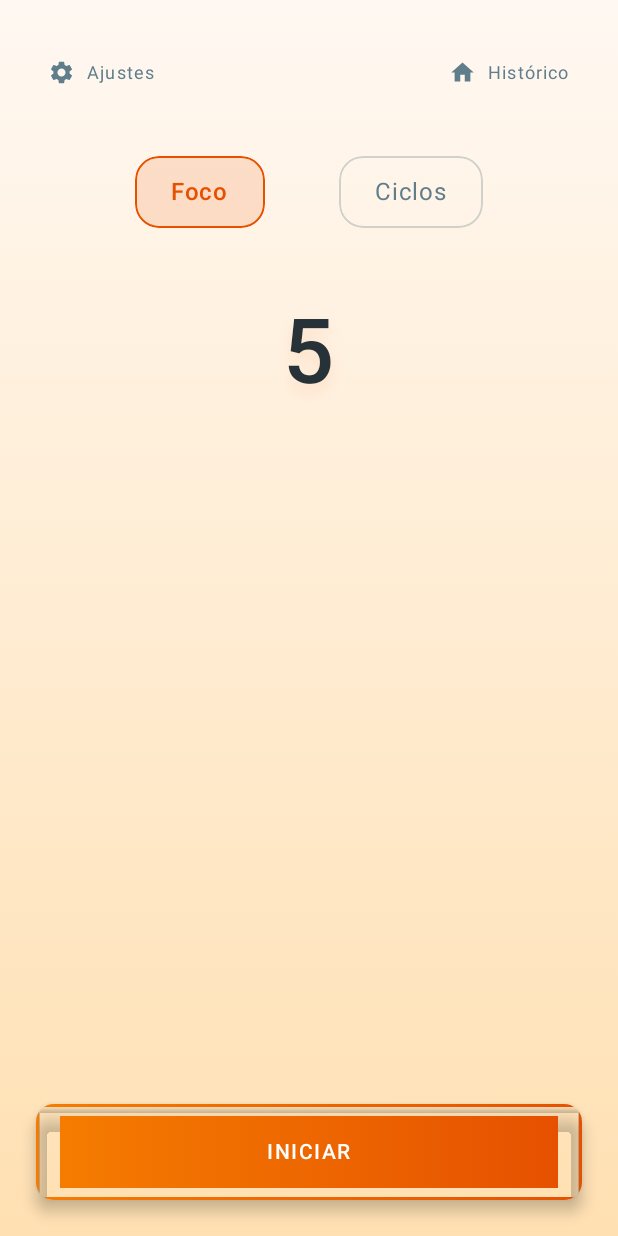
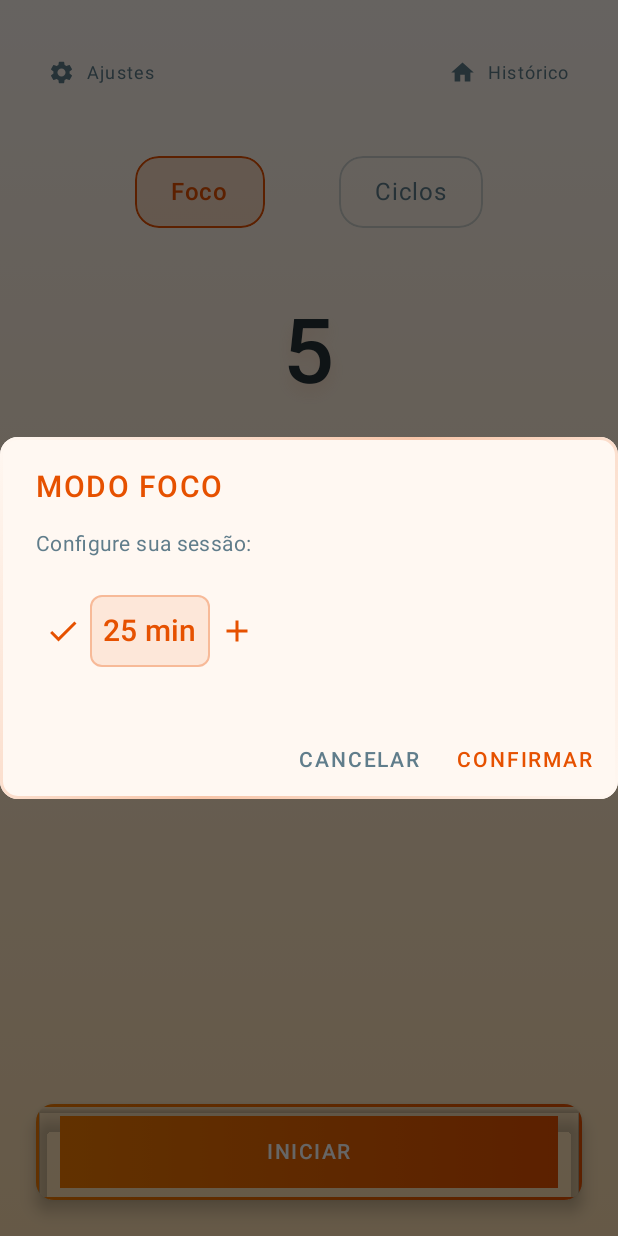
Before and after one commit to milacunha/Focalis, an Android app built with Jetpack Compose: the screen it shows after launch (MainActivity), after a tap on "Foco", on a phone screen of 412 x 824 dp. Run offline under Robolectric (Android 15) with nearby library versions, the phone set to English and light mode, and no system bars; Roboto replaces fonts that are not available here.

```diff
--- a/composeApp/src/commonMain/kotlin/br/com/camilacunha/MainContent.kt
+++ b/composeApp/src/commonMain/kotlin/br/com/camilacunha/MainContent.kt
@@ -20,13 +20,17 @@ import androidx.compose.foundation.layout.padding
 import androidx.compose.foundation.layout.size
 import androidx.compose.foundation.layout.width
 import androidx.compose.foundation.shape.RoundedCornerShape
+import androidx.compose.material.AlertDialog
 import androidx.compose.material.Button
 import androidx.compose.material.ButtonDefaults
 import androidx.compose.material.Icon
+import androidx.compose.material.IconButton
 import androidx.compose.material.MaterialTheme
 import androidx.compose.material.Text
 import androidx.compose.material.TextButton
 import androidx.compose.material.icons.Icons
+import androidx.compose.material.icons.filled.Add
+import androidx.compose.material.icons.filled.Done
 import androidx.compose.material.icons.filled.Home
 import androidx.compose.material.icons.filled.Settings
 import androidx.compose.runtime.Composable
@@ -39,12 +43,14 @@ import androidx.compose.ui.Modifier
 import androidx.compose.ui.draw.clip
 import androidx.compose.ui.draw.shadow
 import androidx.compose.ui.geometry.Offset
+import androidx.compose.ui.graphics.Brush
 import androidx.compose.ui.graphics.Color
 import androidx.compose.ui.graphics.Shadow
 import androidx.compose.ui.graphics.vector.ImageVector
 import androidx.compose.ui.text.font.FontWeight
 import androidx.compose.ui.unit.dp
 import androidx.compose.ui.unit.sp
+import androidx.compose.ui.window.DialogProperties
 import br.com.camilacunha.theme.ElegantOrangeTheme
 
 @Composable
@@ -187,7 +193,7 @@ fun ElegantModeChip(
             .background(backgroundColor)
             .clickable(
                 interactionSource = interactionSource,
-                indication = null, // Remove o efeito padrão
+                indication = null,
                 onClick = clickButton
             )
             .padding(horizontal = 24.dp, vertical = 12.dp),
@@ -206,7 +212,8 @@ fun ElegantModeChip(
 
 @Composable
 fun ElegantModeSelector(focusButton: () -> Unit, cycleButton: () -> Unit) {
-    var selectedMode by remember { mutableStateOf("") } // Estado inicial
+    var selectedMode by remember { mutableStateOf("") }
+    var showFocoDialog by remember { mutableStateOf(false) }
 
     Row(
         modifier = Modifier
@@ -220,6 +227,7 @@ fun ElegantModeSelector(focusButton: () -> Unit, cycleButton: () -> Unit) {
             clickButton = {
                 selectedMode = "Foco"
                 focusButton.invoke()
+                showFocoDialog = true
             }
         )
         ElegantModeChip(
@@ -228,8 +236,143 @@ fun ElegantModeSelector(focusButton: () -> Unit, cycleButton: () -> Unit) {
             clickButton = {
                 selectedMode = "Ciclos"
                 cycleButton.invoke()
+                showFocoDialog = true
             }
         )
+    }
+
+    if (showFocoDialog) {
+        AlertDialog(
+            onDismissRequest = { showFocoDialog = false },
+            title = {
+                Text(
+                    "MODO FOCO",
+                    style = MaterialTheme.typography.h6.copy(
+                        letterSpacing = 1.sp,
+                        color = ElegantOrangeTheme.PrimaryOrange
+                    )
+                )
+            },
+            text = {
+                Column {
+                    Text(
+                        "Configure sua sessão:",
+                        style = MaterialTheme.typography.body2,
+                        color = ElegantOrangeTheme.TextSecondary
+                    )
+
+                    Spacer(Modifier.height(16.dp))
+
+                    VintageTimePicker(
+                        initialMinutes = 25,
+                        onTimeSelected = { mins -> /* Atualiza timer */ }
+                    )
+                }
+            },
+            confirmButton = {
+                TextButton(
+                    onClick = {
+                        showFocoDialog = false
+                        selectedMode = "Foco"
+                    },
+                    colors = ButtonDefaults.textButtonColors(
+                        contentColor = ElegantOrangeTheme.PrimaryOrange
+                    )
+                ) {
+                    Text("CONFIRMAR")
+                }
+            },
+            dismissButton = {
+                TextButton(
+                    onClick = { showFocoDialog = false },
+                    colors = ButtonDefaults.textButtonColors(
+                        contentColor = ElegantOrangeTheme.TextSecondary
+                    )
+                ) {
+                    Text("CANCELAR")
+                }
+            },
+            shape = RoundedCornerShape(12.dp),
+            backgroundColor = ElegantOrangeTheme.BackgroundGradientStart,
+            properties = DialogProperties(
+                dismissOnBackPress = true,
+                dismissOnClickOutside = true
+            ),
+            modifier = Modifier
+                .border(
+                    width = 2.dp,
+                    brush = Brush.linearGradient(
+                        colors = listOf(
+                            Color.Transparent,
+                            ElegantOrangeTheme.PrimaryOrange.copy(alpha = 0.3f),
+                            Color.Transparent
+                        )
+                    ),
+                    shape = RoundedCornerShape(12.dp)
+                )
+                .background(
+                    color = ElegantOrangeTheme.BackgroundGradientStart,
+                    shape = RoundedCornerShape(12.dp)
+                )
+        )
+    }
+}
+
+@Composable
+fun VintageTimePicker(
+    initialMinutes: Int,
+    onTimeSelected: (Int) -> Unit
+) {
+    var minutes by remember { mutableStateOf(initialMinutes) }
+
+    Row(
+        verticalAlignment = Alignment.CenterVertically,
+        modifier = Modifier.padding(vertical = 8.dp)
+    ) {
+        IconButton(
+            onClick = { if (minutes > 1) minutes-- },
+            modifier = Modifier.size(36.dp)
+        ) {
+            Icon(
+                Icons.Default.Done,
+                contentDescription = "Reduzir",
+                tint = ElegantOrangeTheme.PrimaryOrange
+            )
+        }
+
+        Box(
+            contentAlignment = Alignment.Center,
+            modifier = Modifier
+                .width(80.dp)
+                .height(48.dp)
+                .background(
+                    color = ElegantOrangeTheme.PrimaryOrange.copy(alpha = 0.1f),
+                    shape = RoundedCornerShape(8.dp)
+                )
+                .border(
+                    width = 1.dp,
+                    color = ElegantOrangeTheme.PrimaryOrange.copy(alpha = 0.3f),
+                    shape = RoundedCornerShape(8.dp)
+                )
+        ) {
+            Text(
+                text = "$minutes min",
+                style = MaterialTheme.typography.h6.copy(
+                    color = ElegantOrangeTheme.PrimaryOrange
+                )
+            )
+        }
+
+        IconButton(
+            onClick = { if (minutes < 120) minutes++ },
+            modifier = Modifier.size(36.dp)
+        ) {
+            Icon(
+                Icons.Default.Add,
+                contentDescription = "Aumentar",
+                tint = ElegantOrangeTheme.PrimaryOrange
+            )
+        }
     }
 }
 
--- a/composeApp/src/commonMain/kotlin/br/com/camilacunha/theme/Colors.kt
+++ b/composeApp/src/commonMain/kotlin/br/com/camilacunha/theme/Colors.kt
@@ -15,8 +15,8 @@ object ElegantOrangeTheme {
     val TextPrimary = Color(0xFF263238)  // Quase preto com tom mineral
     val TextSecondary = Color(0xFF607D8B)  // Cinza azulado
 
-    private val BackgroundGradientStart = Color(0xFFFFF8F2)
-    private val BackgroundGradientEnd = Color(0xFFFFE0B2)
+    val BackgroundGradientStart = Color(0xFFFFF8F2)
+    val BackgroundGradientEnd = Color(0xFFFFE0B2)
     val BackgroundGradient = Brush.verticalGradient(
         colors = listOf(BackgroundGradientStart, BackgroundGradientEnd)
     )
```
